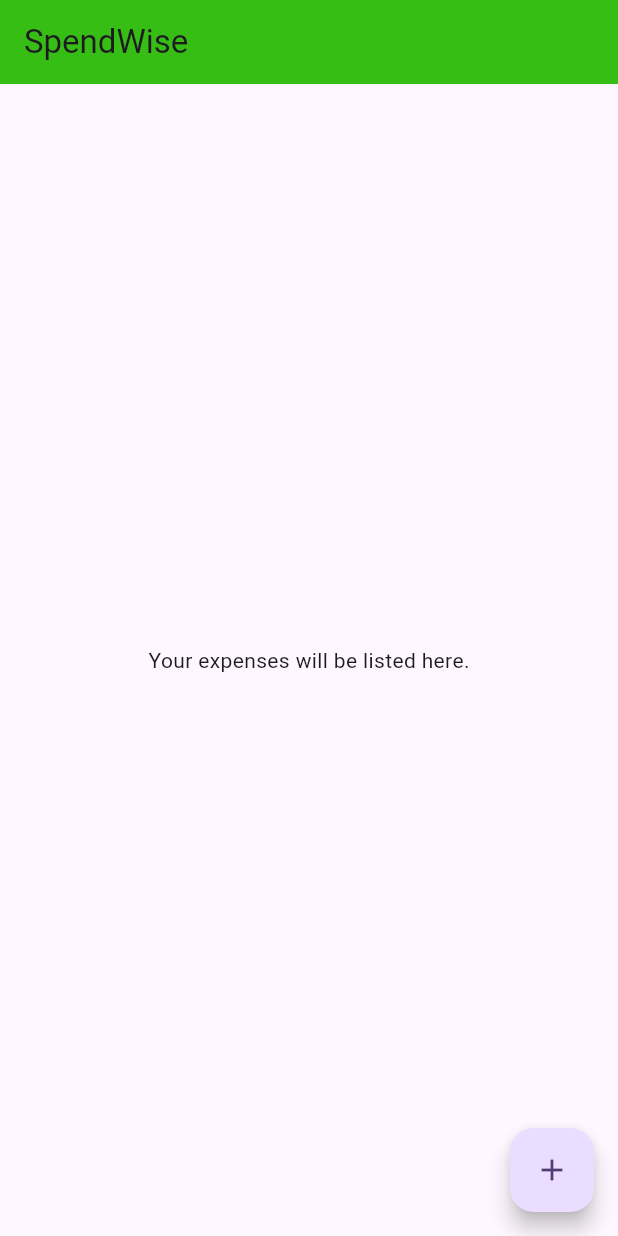
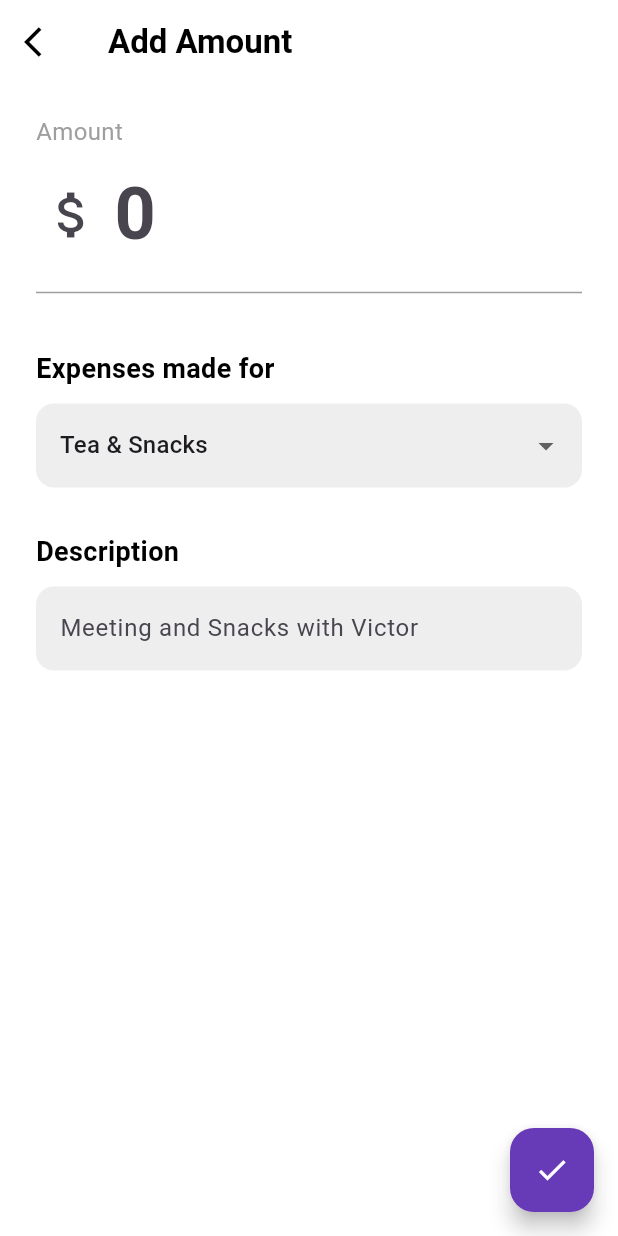
Before and after one commit to PathumSandeepa/spendWise, a Flutter app: the screen it shows after launch, after a tap on the "add" icon, on a phone screen of 412 x 824 dp. Run offline on Flutter 3.47's test engine with Material 3 defaults, Android fonts, the light colour scheme and no system bars; our stand-ins replace cloud_firestore, firebase_core; accounts and stored records are empty.

Commit message:
[spendwise-01] update Gradle config to resolve Firebase SDK and NDK build errors and added new UI for add amount page

```diff
--- a/lib/main.dart
+++ b/lib/main.dart
@@ -1,7 +1,11 @@
+import 'package:flutter/material.dart';
+import 'package:firebase_core/firebase_core.dart'; // Import Firebase Core
+import 'package:spendwise/firebase_options.dart'; // Import the new options file
 import 'package:spendwise/screens/home_page.dart';
-import 'package:flutter/material.dart';
 
-void main() {
+void main() async {
+  WidgetsFlutterBinding.ensureInitialized();
+  await Firebase.initializeApp(options: DefaultFirebaseOptions.currentPlatform);
   runApp(const MyApp());
 }
 
--- /dev/null
+++ b/lib/screens/add_expense_page.dart
@@ -0,0 +1,155 @@
+import 'package:flutter/material.dart';
+import 'package:cloud_firestore/cloud_firestore.dart';
+
+class AddExpensePage extends StatefulWidget {
+  const AddExpensePage({super.key});
+
+  @override
+  State<AddExpensePage> createState() => _AddExpensePageState();
+}
+
+class _AddExpensePageState extends State<AddExpensePage> {
+  final _amountController = TextEditingController();
+  final _descriptionController = TextEditingController();
+  String? _selectedCategory = 'Tea & Snacks'; // Default category
+
+  final List<String> _categories = [
+    'Tea & Snacks',
+    'Coffee',
+    'Gift',
+    'Subscription',
+  ];
+
+  @override
+  Widget build(BuildContext context) {
+    return Scaffold(
+      backgroundColor: Colors.white,
+      appBar: AppBar(
+        elevation: 0,
+        backgroundColor: Colors.white,
+        // CORRECTED: The back button should only navigate back.
+        leading: IconButton(
+          icon: const Icon(Icons.arrow_back_ios, color: Colors.black),
+          onPressed: () => Navigator.of(context).pop(),
+        ),
+        title: const Text(
+          'Add Amount',
+          style: TextStyle(color: Colors.black, fontWeight: FontWeight.bold),
+        ),
+      ),
+      body: Padding(
+        padding: const EdgeInsets.symmetric(horizontal: 24.0),
+        child: Column(
+          crossAxisAlignment: CrossAxisAlignment.start,
+          children: [
+            const SizedBox(height: 20),
+            const Text(
+              'Amount',
+              style: TextStyle(color: Colors.grey, fontSize: 16),
+            ),
+            TextField(
+              controller: _amountController,
+              keyboardType: const TextInputType.numberWithOptions(
+                decimal: true,
+              ),
+              style: const TextStyle(fontSize: 48, fontWeight: FontWeight.bold),
+              decoration: const InputDecoration(
+                prefixIcon: Icon(Icons.attach_money, size: 40),
+                border: InputBorder.none,
+                hintText: '0',
+              ),
+            ),
+            const Divider(color: Colors.grey),
+            const SizedBox(height: 30),
+            const Text(
+              'Expenses made for',
+              style: TextStyle(
+                color: Colors.black,
+                fontSize: 18,
+                fontWeight: FontWeight.bold,
+              ),
+            ),
+            const SizedBox(height: 10),
+            DropdownButtonFormField<String>(
+              value: _selectedCategory,
+              items: _categories.map((String category) {
+                return DropdownMenuItem<String>(
+                  value: category,
+                  child: Text(category),
+                );
+              }).toList(),
+              onChanged: (newValue) {
+                setState(() {
+                  _selectedCategory = newValue;
+                });
+              },
+              decoration: InputDecoration(
+                filled: true,
+                fillColor: Colors.grey[200],
+                border: OutlineInputBorder(
+                  borderRadius: BorderRadius.circular(12),
+                  borderSide: BorderSide.none,
+                ),
+              ),
+            ),
+            const SizedBox(height: 30),
+            const Text(
+              'Description',
+              style: TextStyle(
+                color: Colors.black,
+                fontSize: 18,
+                fontWeight: FontWeight.bold,
+              ),
+            ),
+            const SizedBox(height: 10),
+            TextField(
+              controller: _descriptionController,
+              decoration: InputDecoration(
+                hintText: 'Meeting and Snacks with Victor',
+                filled: true,
+                fillColor: Colors.grey[200],
+                border: OutlineInputBorder(
+                  borderRadius: BorderRadius.circular(12),
+                  borderSide: BorderSide.none,
+                ),
+              ),
+            ),
+          ],
+        ),
+      ),
+      // ADDED: A dedicated button to save the expense.
+      floatingActionButton: FloatingActionButton(
+        onPressed: () async {
+          final title = _selectedCategory;
+          final description = _descriptionController.text;
+          final amount = double.tryParse(_amountController.text);
+
+          if (title == null ||
+              description.isEmpty ||
+              amount == null ||
+              amount <= 0) {
+            print("Invalid data");
+            return;
+          }
+
+          try {
+            await FirebaseFirestore.instance.collection('expenses').add({
+              'title': title,
+              'description': description,
+              'amount': amount,
+              'date': Timestamp.now(),
+            });
+
+            if (mounted) {
+              Navigator.pop(context);
+            }
+          } catch (e) {
+            print("Failed to save expense: $e");
+          }
+        },
+        backgroundColor: Colors.deepPurple,
+        child: const Icon(Icons.check, color: Colors.white),
+      ),
+    );
+  }
+}
--- a/lib/screens/home_page.dart
+++ b/lib/screens/home_page.dart
@@ -1,4 +1,5 @@
 import 'package:flutter/material.dart';
+import 'package:spendwise/screens/add_expense_page.dart';
 
 class HomePage extends StatelessWidget {
   const HomePage({super.key});
@@ -14,7 +15,10 @@
 
       floatingActionButton: FloatingActionButton(
         onPressed: () {
-          print('Add button pressed!');
+          Navigator.push(
+            context,
+            MaterialPageRoute(builder: (context) => const AddExpensePage()),
+          );
         },
         tooltip: 'Add Expense',
         child: const Icon(Icons.add),
--- a/pubspec.yaml
+++ b/pubspec.yaml
@@ -34,6 +34,9 @@
   # The following adds the Cupertino Icons font to your application.
   # Use with the CupertinoIcons class for iOS style icons.
   cupertino_icons: ^1.0.8
+  cloud_firestore: ^6.0.0
+  firebase_auth: ^6.0.1
+  firebase_core: ^4.0.0
 
 dev_dependencies:
   flutter_test:
```
Also changed, not shown: firebase.json (added), lib/firebase_options.dart (added), pubspec.lock, 6 other files.
